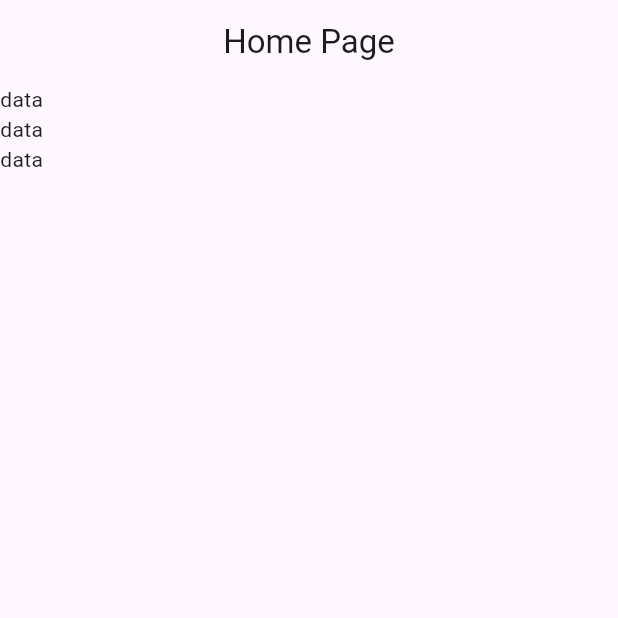
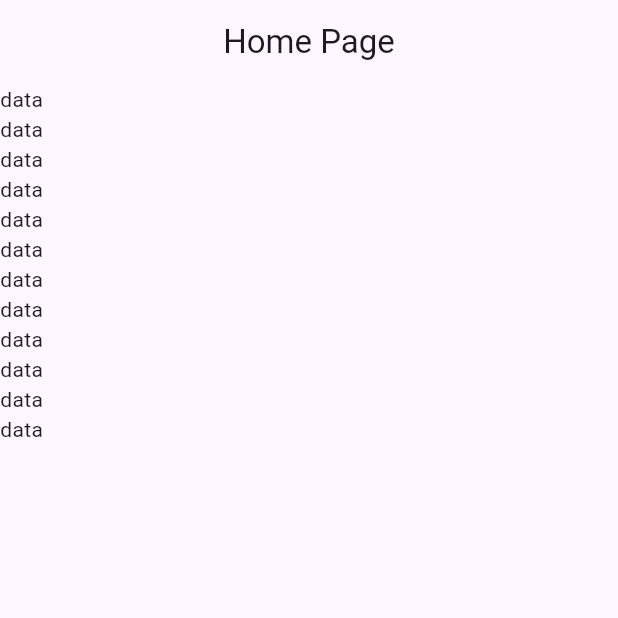
Before and after one commit to fahimshahariar09/medical_store, a Flutter app: the screen it shows after launch, on a phone screen of 412 x 824 dp, the top half of it. Run offline on Flutter 3.47's test engine with Material 3 defaults, Android fonts, the phone set to English and light mode, and no system bars.

Commit message:
first commit

```diff
--- a/lib/view/screen/home_page.dart
+++ b/lib/view/screen/home_page.dart
@@ -14,6 +14,12 @@ class HomePage extends StatelessWidget {
         children: [
           Text("data"),
           Text("data"),
+          Text("data"), Text("data"),
+          Text("data"),
+          Text("data"), Text("data"),
+          Text("data"),
+          Text("data"), Text("data"),
+          Text("data"),
           Text("data"),
         ],
       ),
```
